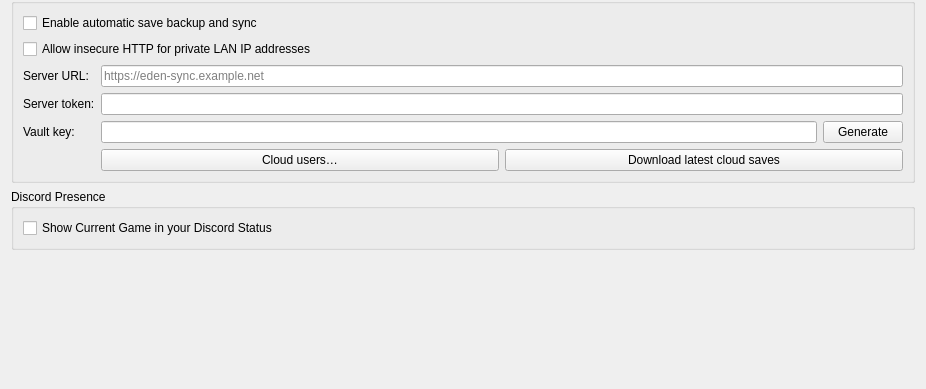
First picture: the form in src/yuzu/configuration/configure_web.ui, repository jun9100/eden, before the edit; both pictures show x 0 to 926 and y 172 to 561 of the 926 by 561 pixel window.
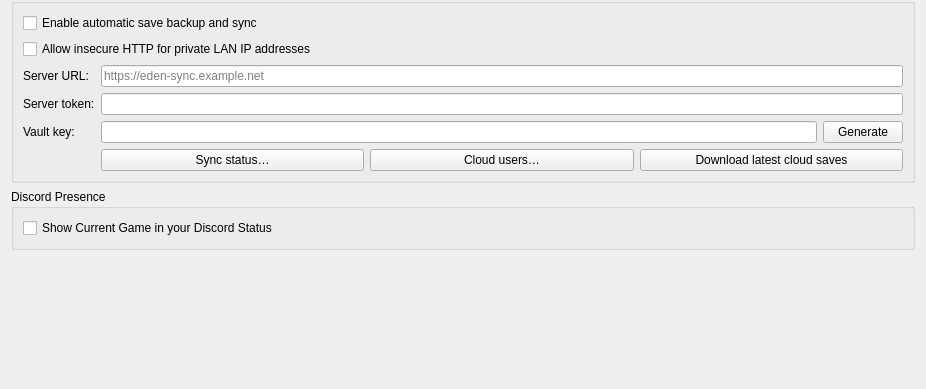
Second picture: the form after the edit.

Commit message: feat(save-sync): show read-only per-title status

Diff of the .ui file:
```diff
--- a/src/yuzu/configuration/configure_web.ui
+++ b/src/yuzu/configuration/configure_web.ui
@@ -209,6 +209,16 @@
         </item>
         <item row="5" column="1">
          <layout class="QHBoxLayout" name="horizontalLayoutSaveSyncActions">
+          <item>
+           <widget class="QPushButton" name="button_save_sync_status">
+            <property name="toolTip">
+             <string>Show the authoritative cloud version and retained conflicts without changing any save.</string>
+            </property>
+            <property name="text">
+             <string>Sync status…</string>
+            </property>
+           </widget>
+          </item>
           <item>
            <widget class="QPushButton" name="button_save_sync_users">
             <property name="toolTip">
```
The commit also changes 13 other files.
